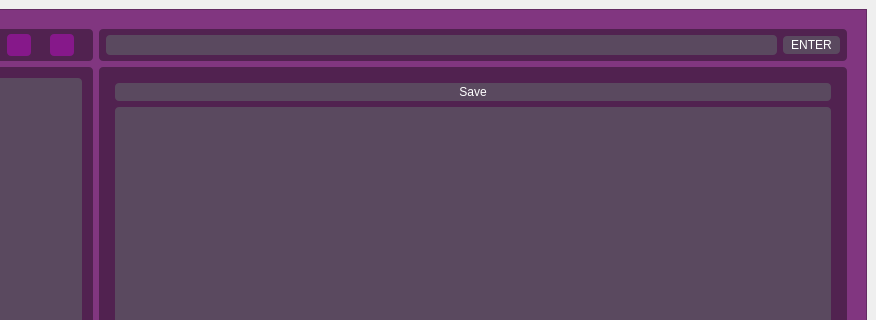
This is Code/UIs/Mainapp.ui in BlackFire26299/journalAssignmentIT as Qt 5 draws it before an edit; both pictures show x 164 to 1040 and y 0 to 320 of the 1040 by 740 pixel window. The edited form follows.
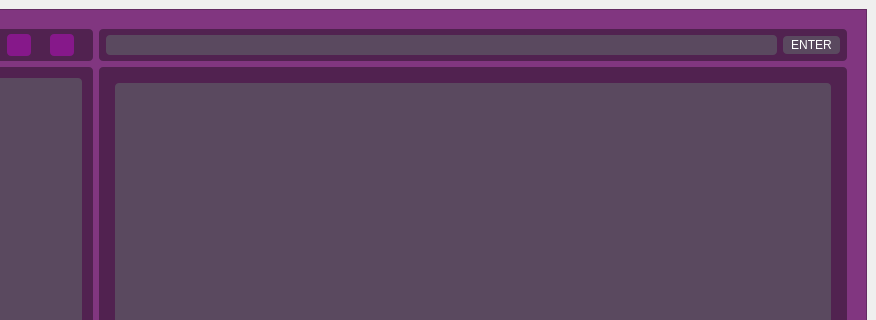
This is the edited form. Icons and pictures are not drawn.

What changed in the file:
```diff
--- a/Code/UIs/Mainapp.ui
+++ b/Code/UIs/Mainapp.ui
@@ -568,7 +568,7 @@
                 <property name="bottomMargin">
                  <number>3</number>
                 </property>
-                <item row="1" column="0">
+                <item row="0" column="0">
                  <widget class="QTextEdit" name="mdView">
                   <property name="styleSheet">
                    <string notr="true">background-color: rgb(90, 73, 95);
@@ -585,17 +585,6 @@
                   </property>
                  </widget>
                 </item>
-                <item row="0" column="0">
-                 <widget class="QPushButton" name="SaveButton2">
-                  <property name="styleSheet">
-                   <string notr="true">background-color: rgb(90, 73, 95);
-color: rgb(255, 255, 255);</string>
-                  </property>
-                  <property name="text">
-                   <string>Save</string>
-                  </property>
-                 </widget>
-                </item>
                </layout>
               </widget>
               <widget class="QWidget" name="EditorPage">
```
